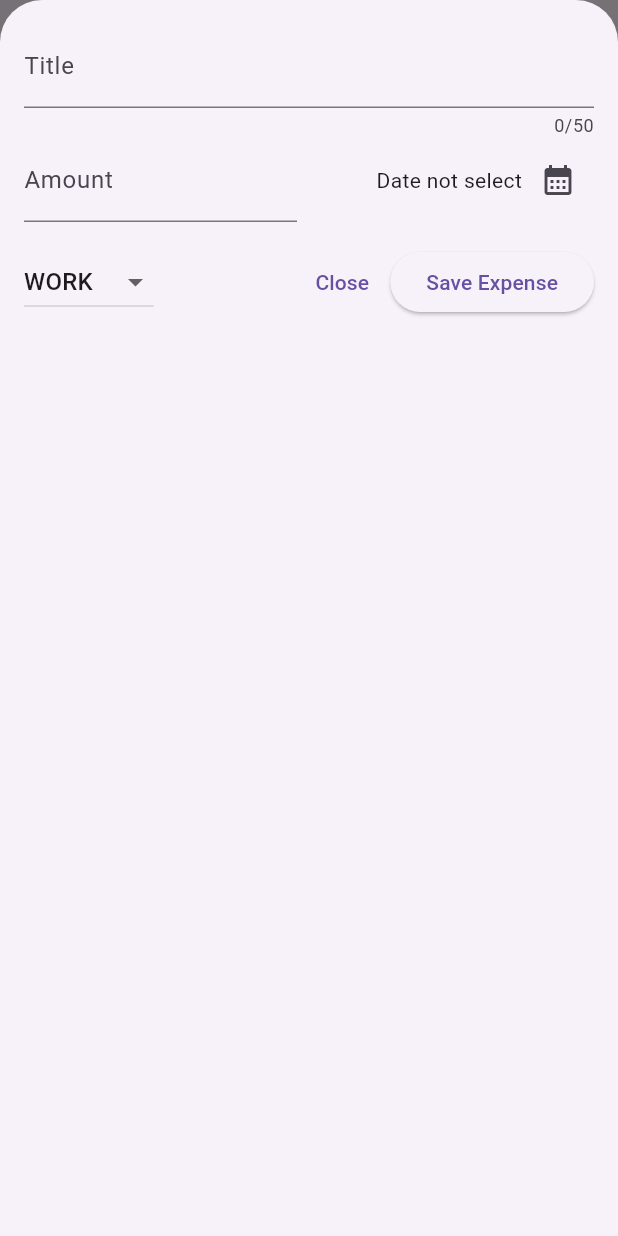
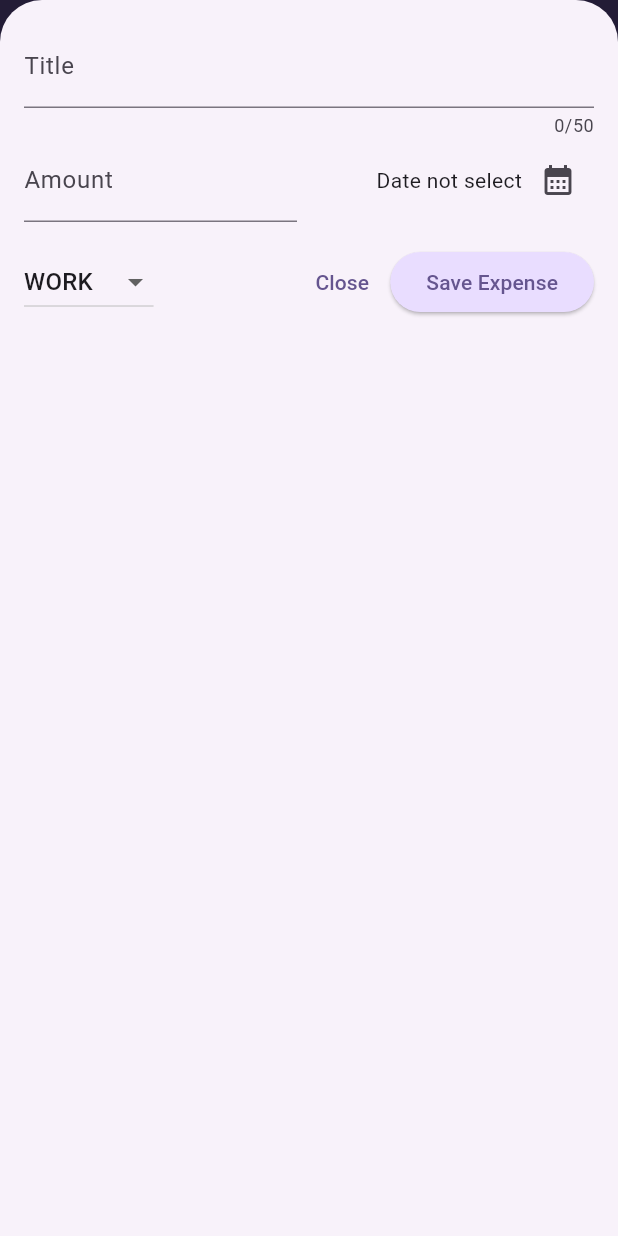
Before and after one commit to devchand4949/expense-tracker, a Flutter app: the screen it shows after launch, after a tap on the "add" icon, on a phone screen of 412 x 824 dp. Run offline on Flutter 3.47's test engine with Material 3 defaults, Android fonts, the phone set to English and light mode, and no system bars.

Commit message:
theam update done

```diff
--- a/lib/main.dart
+++ b/lib/main.dart
@@ -1,9 +1,49 @@
+import 'package:flutter/cupertino.dart';
 import 'package:flutter/material.dart';
 import 'package:expense_tracker/widget/expenses.dart';
 
-void main(){
+var kcolorSchema =
+    ColorScheme.fromSeed(seedColor: const Color.fromARGB(255, 96, 59, 181));
+
+var kDarkcolorSchema = ColorScheme.fromSeed(
+    brightness: Brightness.dark,
+    seedColor: const Color.fromARGB(255, 5, 99, 125));
+
+void main() {
   runApp(MaterialApp(
-    theme: ThemeData(useMaterial3: true),
-    home:Expenses(),// 1) call to Expenses() Widget 2-> Expenses screen
+    //use theame when your phone is dark mode
+    darkTheme: ThemeData.dark().copyWith(
+        useMaterial3: true,
+        colorScheme: kDarkcolorSchema,
+        cardTheme: CardTheme().copyWith(
+        color: kDarkcolorSchema.secondaryContainer,
+        margin: EdgeInsets.symmetric(horizontal: 16, vertical: 8)),
+      elevatedButtonTheme: ElevatedButtonThemeData(
+          style: ElevatedButton.styleFrom(
+              backgroundColor: kDarkcolorSchema.primaryContainer,
+              foregroundColor: kDarkcolorSchema.onPrimaryContainer,
+          )),
+
+    ),
+    //--------------
+    theme: ThemeData().copyWith(
+        useMaterial3: true,
+        colorScheme: kcolorSchema,
+        appBarTheme: const AppBarTheme().copyWith(
+            backgroundColor: kcolorSchema.onPrimaryContainer,
+            foregroundColor: kcolorSchema.primaryContainer),
+        cardTheme: CardTheme().copyWith(
+            color: kcolorSchema.secondaryContainer,
+            margin: EdgeInsets.symmetric(horizontal: 16, vertical: 8)),
+        elevatedButtonTheme: ElevatedButtonThemeData(
+            style: ElevatedButton.styleFrom(
+                backgroundColor: kcolorSchema.primaryContainer)),
+        textTheme: ThemeData().textTheme.copyWith(
+            titleLarge: TextStyle(
+                fontWeight: FontWeight.bold,
+                color: kcolorSchema.onSecondaryContainer,
+                fontSize: 16))),
+    themeMode: ThemeMode.system, //ThemMode.System Default
+    home: Expenses(), // 1) call to Expenses() Widget 2-> Expenses screen
   ));
 }
--- a/lib/widget/expenses.dart
+++ b/lib/widget/expenses.dart
@@ -28,21 +28,55 @@ class _ExpensesState extends State<Expenses> {
   void _openAddExpenseOverlay() {
     //NewExpense is widget you can watch new_expense screen
     showModalBottomSheet(
-      isScrollControlled: true,//open full screen
+        isScrollControlled: true, //open full screen
         context: context,
         builder: (context) => NewExpense(
               onAddExpense: _addExpense,
             ));
   }
 
+//add data int these method
   void _addExpense(Expense expense) {
     setState(() {
       _registeredExpenses.add(expense); //add data in register List
     });
   }
 
+  // remove data widget
+  void _removeExpense(Expense expense) {
+    // expenseIndex are var.which store the index wise data before remove
+    final expenseIndex = _registeredExpenses.indexOf(expense);
+    setState(() {
+      _registeredExpenses.remove(expense);
+    });
+    //fast snakbar show then i remove data then immediately show snakbar
+    ScaffoldMessenger.of(context).clearSnackBars();
+    //show snakbar message bottom and undo retrive data
+    ScaffoldMessenger.of(context)
+        .showSnackBar(SnackBar(
+      duration: const Duration(seconds: 3),
+        content: const Text('Text deleted.'),
+        action:SnackBarAction(label: 'Undo', onPressed: (){
+          setState(() {
+            _registeredExpenses.insert(expenseIndex, expense);
+          });
+    }),
+    ));
+  }
+
   @override
   Widget build(BuildContext context) {
+    Widget mainContent = const Center(
+      child: Text('No expenses found. Start adding some!'),
+    );
+    //if data is not empty then show
+    if (_registeredExpenses.isNotEmpty) {
+      mainContent = ExpensesList(
+        expenses: _registeredExpenses,
+        onRemoveExpense: _removeExpense,
+      ); //register expense is a list when add data
+    }
+
     // 2) create build method and add scaffold 3->expense screen
     return Scaffold(
       appBar: AppBar(
@@ -56,10 +90,8 @@ class _ExpensesState extends State<Expenses> {
       body: Column(
         children: [
           Text("The chart"),
-          Expanded(
-              child: ExpensesList(
-                  expenses:
-                      _registeredExpenses)) //register expense is a list when add data
+          Expanded(child: mainContent // call mainContent widget (uper che)
+              ),
         ],
       ),
     );
--- a/lib/widget/expenses_list/expense_item.dart
+++ b/lib/widget/expenses_list/expense_item.dart
@@ -12,8 +12,9 @@ class ExpenseItem extends StatelessWidget {
       child: Padding(
         padding: const EdgeInsets.symmetric(horizontal: 20, vertical: 16),
         child: Column(
+          crossAxisAlignment: CrossAxisAlignment.start,
           children: [
-            Text(expense.title),
+            Text(expense.title,style: Theme.of(context).textTheme.titleLarge,),
             SizedBox(height: 4,),
             Row(
               children: [
--- a/lib/widget/expenses_list/expenses_list.dart
+++ b/lib/widget/expenses_list/expenses_list.dart
@@ -3,14 +3,18 @@ import 'package:expense_tracker/widget/expenses_list/expense_item.dart';
 import 'package:flutter/material.dart';
 
 class ExpensesList extends StatelessWidget {
-  const ExpensesList({super.key, required this.expenses});
+  const ExpensesList({super.key, required this.expenses,required this.onRemoveExpense});
 
   final List<Expense> expenses;
+  final void Function(Expense expense) onRemoveExpense;
 
   @override
   Widget build(BuildContext context) {
     return ListView.builder(
         itemCount: expenses.length,
-        itemBuilder: (context, Index) => ExpenseItem(expenses[Index]));
+        itemBuilder: (context, Index) => Dismissible(
+          onDismissed:(direction) =>  onRemoveExpense(expenses[Index]),
+            key: ValueKey(expenses[Index]),//valuekey and onremove expense are remove the data
+            child: ExpenseItem(expenses[Index])));
   }
 }
```
Also changed, not shown: lib/model/expense.dart (+23 -0 lines).
